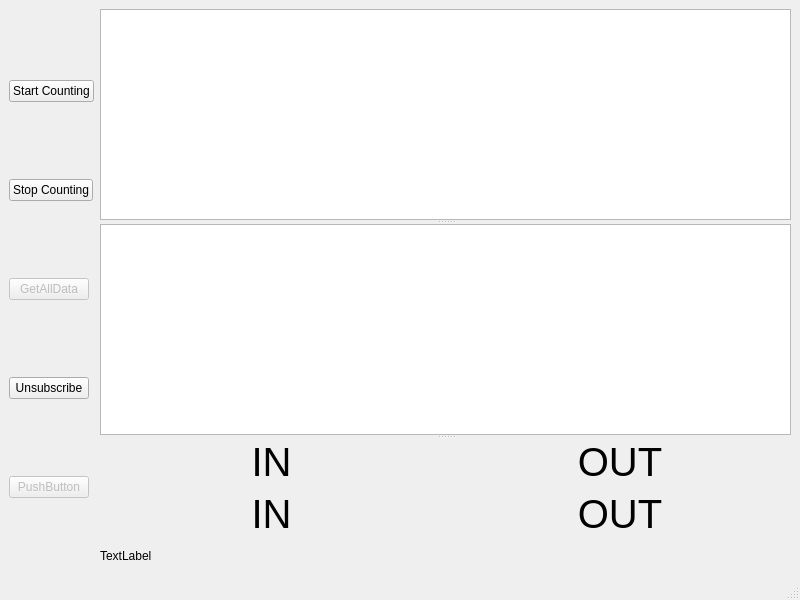
Above: mainwindow.ui from frutabruta/Vdv301ApcTester before the change. Below: the same form after it.
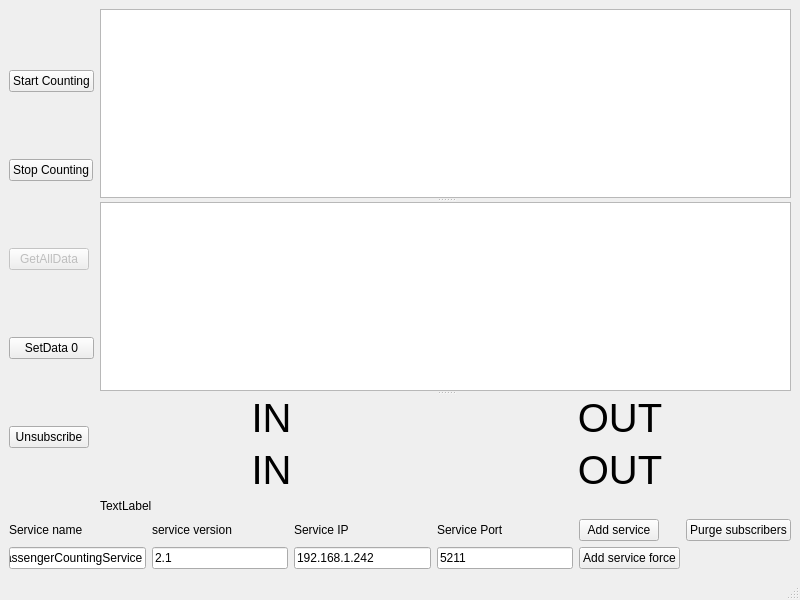
That is the form after the change.

What changed in the file:
```diff
--- a/mainwindow.ui
+++ b/mainwindow.ui
@@ -20,86 +20,8 @@
      <verstretch>0</verstretch>
     </sizepolicy>
    </property>
-   <layout class="QHBoxLayout" name="horizontalLayout" stretch="1,6">
-    <property name="sizeConstraint">
-     <enum>QLayout::SetDefaultConstraint</enum>
-    </property>
-    <item>
-     <layout class="QVBoxLayout" name="verticalLayout" stretch="0,0,0,0,0">
-      <item>
-       <widget class="QPushButton" name="pushButton_startCounting">
-        <property name="sizePolicy">
-         <sizepolicy hsizetype="Maximum" vsizetype="Fixed">
-          <horstretch>0</horstretch>
-          <verstretch>0</verstretch>
-         </sizepolicy>
-        </property>
-        <property name="text">
-         <string>Start Counting</string>
-        </property>
-       </widget>
-      </item>
-      <item>
-       <widget class="QPushButton" name="pushButton_stopCounting">
-        <property name="sizePolicy">
-         <sizepolicy hsizetype="Maximum" vsizetype="Fixed">
-          <horstretch>0</horstretch>
-          <verstretch>0</verstretch>
-         </sizepolicy>
-        </property>
-        <property name="text">
-         <string>Stop Counting</string>
-        </property>
-       </widget>
-      </item>
-      <item>
-       <widget class="QPushButton" name="pushButton_getAllData">
-        <property name="enabled">
-         <bool>false</bool>
-        </property>
-        <property name="sizePolicy">
-         <sizepolicy hsizetype="Maximum" vsizetype="Fixed">
-          <horstretch>0</horstretch>
-          <verstretch>0</verstretch>
-         </sizepolicy>
-        </property>
-        <property name="text">
-         <string>GetAllData</string>
-        </property>
-       </widget>
-      </item>
-      <item>
-       <widget class="QPushButton" name="pushButton_unsubscribe">
-        <property name="sizePolicy">
-         <sizepolicy hsizetype="Maximum" vsizetype="Fixed">
-          <horstretch>0</horstretch>
-          <verstretch>0</verstretch>
-         </sizepolicy>
-        </property>
-        <property name="text">
-         <string>Unsubscribe</string>
-        </property>
-       </widget>
-      </item>
-      <item>
-       <widget class="QPushButton" name="pushButton_4">
-        <property name="enabled">
-         <bool>false</bool>
-        </property>
-        <property name="sizePolicy">
-         <sizepolicy hsizetype="Maximum" vsizetype="Fixed">
-          <horstretch>0</horstretch>
-          <verstretch>0</verstretch>
-         </sizepolicy>
-        </property>
-        <property name="text">
-         <string>PushButton</string>
-        </property>
-       </widget>
-      </item>
-     </layout>
-    </item>
-    <item>
+   <layout class="QGridLayout" name="gridLayout_2">
+    <item row="0" column="1">
      <layout class="QVBoxLayout" name="verticalLayout_2">
       <item>
        <widget class="QSplitter" name="splitter">
@@ -190,6 +112,174 @@
       </item>
      </layout>
     </item>
+    <item row="2" column="0">
+     <layout class="QHBoxLayout" name="horizontalLayout"/>
+    </item>
+    <item row="0" column="0">
+     <layout class="QVBoxLayout" name="verticalLayout" stretch="0,0,0,0,0">
+      <item>
+       <widget class="QPushButton" name="pushButton_startCounting">
+        <property name="sizePolicy">
+         <sizepolicy hsizetype="Maximum" vsizetype="Fixed">
+          <horstretch>0</horstretch>
+          <verstretch>0</verstretch>
+         </sizepolicy>
+        </property>
+        <property name="text">
+         <string>Start Counting</string>
+        </property>
+       </widget>
+      </item>
+      <item>
+       <widget class="QPushButton" name="pushButton_stopCounting">
+        <property name="sizePolicy">
+         <sizepolicy hsizetype="Maximum" vsizetype="Fixed">
+          <horstretch>0</horstretch>
+          <verstretch>0</verstretch>
+         </sizepolicy>
+        </property>
+        <property name="text">
+         <string>Stop Counting</string>
+        </property>
+       </widget>
+      </item>
+      <item>
+       <widget class="QPushButton" name="pushButton_getAllData">
+        <property name="enabled">
+         <bool>false</bool>
+        </property>
+        <property name="sizePolicy">
+         <sizepolicy hsizetype="Maximum" vsizetype="Fixed">
+          <horstretch>0</horstretch>
+          <verstretch>0</verstretch>
+         </sizepolicy>
+        </property>
+        <property name="text">
+         <string>GetAllData</string>
+        </property>
+       </widget>
+      </item>
+      <item>
+       <widget class="QPushButton" name="pushButton_setData0">
+        <property name="text">
+         <string>SetData 0</string>
+        </property>
+       </widget>
+      </item>
+      <item>
+       <widget class="QPushButton" name="pushButton_unsubscribe">
+        <property name="sizePolicy">
+         <sizepolicy hsizetype="Maximum" vsizetype="Fixed">
+          <horstretch>0</horstretch>
+          <verstretch>0</verstretch>
+         </sizepolicy>
+        </property>
+        <property name="text">
+         <string>Unsubscribe</string>
+        </property>
+       </widget>
+      </item>
+     </layout>
+    </item>
+    <item row="1" column="0" colspan="2">
+     <layout class="QGridLayout" name="gridLayout_3">
+      <item row="1" column="1">
+       <widget class="QLineEdit" name="lineEdit_serviceVersion">
+        <property name="text">
+         <string>2.1</string>
+        </property>
+       </widget>
+      </item>
+      <item row="0" column="1">
+       <widget class="QLabel" name="label_2">
+        <property name="text">
+         <string>service version</string>
+        </property>
+       </widget>
+      </item>
+      <item row="0" column="4">
+       <widget class="QLabel" name="label_4">
+        <property name="text">
+         <string>Service Port</string>
+        </property>
+       </widget>
+      </item>
+      <item row="1" column="3">
+       <widget class="QLineEdit" name="lineEdit_serviceIp">
+        <property name="text">
+         <string>192.168.1.242</string>
+        </property>
+       </widget>
+      </item>
+      <item row="0" column="3">
+       <widget class="QLabel" name="label_3">
+        <property name="text">
+         <string>Service IP</string>
+        </property>
+       </widget>
+      </item>
+      <item row="1" column="0">
+       <widget class="QLineEdit" name="lineEdit_serviceName">
+        <property name="text">
+         <string>PassengerCountingService</string>
+        </property>
+       </widget>
+      </item>
+      <item row="1" column="4">
+       <widget class="QLineEdit" name="lineEdit_servicePort">
+        <property name="text">
+         <string>5211</string>
+        </property>
+       </widget>
+      </item>
+      <item row="1" column="5">
+       <widget class="QPushButton" name="pushButton_manualAddServiceForce">
+        <property name="enabled">
+         <bool>true</bool>
+        </property>
+        <property name="sizePolicy">
+         <sizepolicy hsizetype="Maximum" vsizetype="Fixed">
+          <horstretch>0</horstretch>
+          <verstretch>0</verstretch>
+         </sizepolicy>
+        </property>
+        <property name="text">
+         <string>Add service force</string>
+        </property>
+       </widget>
+      </item>
+      <item row="0" column="0">
+       <widget class="QLabel" name="label">
+        <property name="text">
+         <string>Service name</string>
+        </property>
+       </widget>
+      </item>
+      <item row="0" column="5">
+       <widget class="QPushButton" name="pushButton_manualAddService">
+        <property name="enabled">
+         <bool>true</bool>
+        </property>
+        <property name="sizePolicy">
+         <sizepolicy hsizetype="Maximum" vsizetype="Fixed">
+          <horstretch>0</horstretch>
+          <verstretch>0</verstretch>
+         </sizepolicy>
+        </property>
+        <property name="text">
+         <string>Add service</string>
+        </property>
+       </widget>
+      </item>
+      <item row="0" column="6">
+       <widget class="QPushButton" name="pushButton_purgeSubscribers">
+        <property name="text">
+         <string>Purge subscribers</string>
+        </property>
+       </widget>
+      </item>
+     </layout>
+    </item>
    </layout>
   </widget>
   <widget class="QMenuBar" name="menubar">
```
